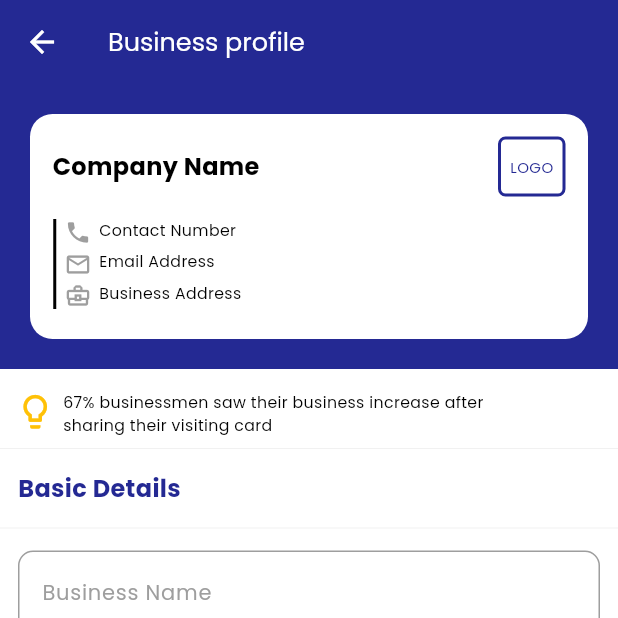
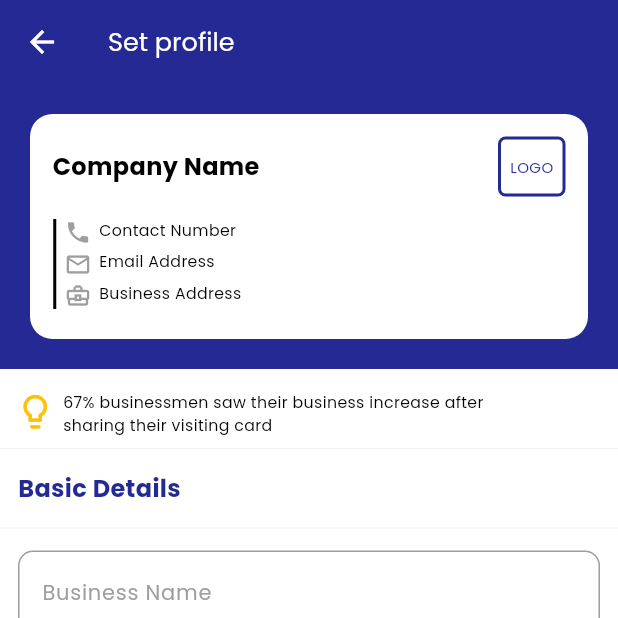
Before and after one commit to Abraheem475/easyinvoice, a Flutter app: the ProfileScreen screen opened directly, on a phone screen of 412 x 824 dp, the top half of it. Run offline on Flutter 3.47's test engine with Material 3 defaults, Android fonts, the phone set to English and light mode, and no system bars; drawn by our look-alikes of dotted_border; our stand-ins replace get, google_fonts, image_picker, pdf, permission_handler, printing and 2 more.

Commit message:
All Code of Invoice Maker App by Abraheem Flutter Developer

```diff
--- a/lib/all_screens/profile_screen/profile_screen.dart
+++ b/lib/all_screens/profile_screen/profile_screen.dart
@@ -40,7 +40,7 @@ class ProfileScreen extends StatelessWidget {
         leadingIconColor: whiteColor,
         titleColor: whiteColor,
         backgroundColor: appColor,
-        text: "Business profile",
+        text: "Set profile",
         useLeadingIcon: true,
         onPress1: () {
           Get.back();
```
